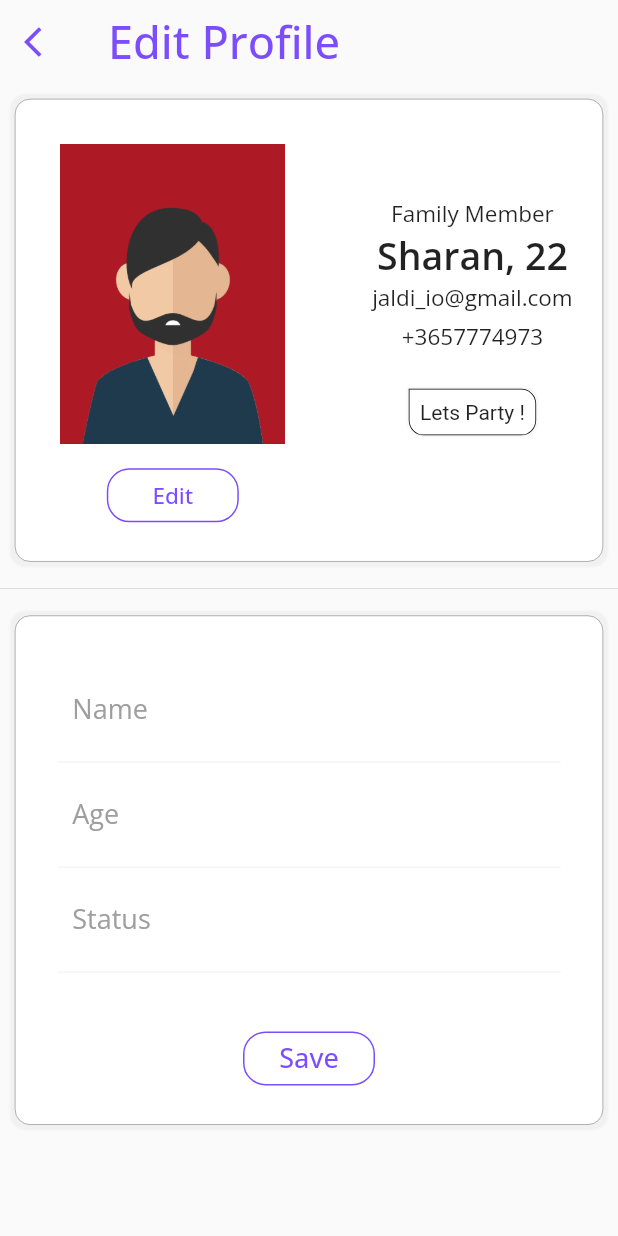
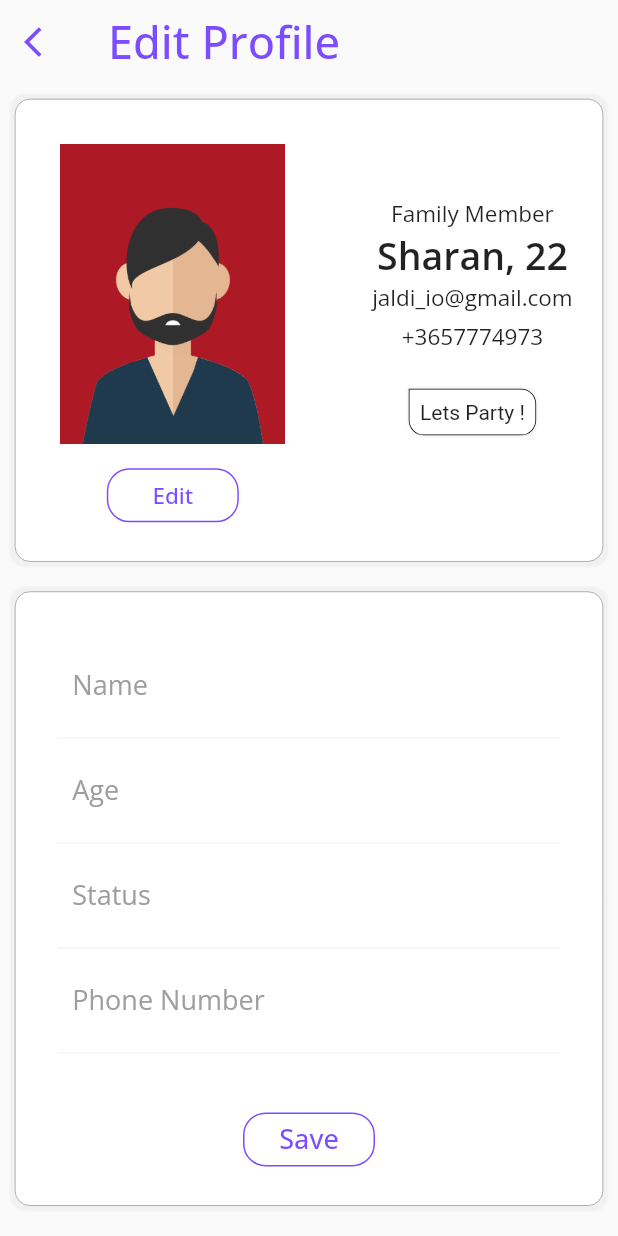
Before and after one commit to sharan-rohit-raj/jaldiio, a Flutter app: the screen it shows once a user with an empty profile is signed in, in the side drawer, after a tap on "Edit Profile", on a phone screen of 412 x 824 dp. Run offline on Flutter 3.47's test engine with Material 2 defaults, Android fonts, the phone set to English and light mode, and no system bars; our stand-ins replace carousel_slider, firebase_auth, flutter_spinkit, google_fonts, simple_animations; accounts and stored records are empty.

Commit message:
Fixed Layout issue for Edit Profile

```diff
--- a/lib/EditProfile.dart
+++ b/lib/EditProfile.dart
@@ -11,6 +11,7 @@ class _EditProfileState extends State<EditProfile> {
   @override
   Widget build(BuildContext context) {
     return Scaffold(
+      resizeToAvoidBottomInset: false,
       appBar: AppBar(
         title: Text(
           "Edit Profile",
@@ -29,7 +30,8 @@ class _EditProfileState extends State<EditProfile> {
           },
         ),
       ),
-      body: Column(
+      body: SingleChildScrollView(
+          child: Column(
           children: <Widget>[
             Container(
               padding: EdgeInsets.all(20),
@@ -138,7 +140,7 @@ class _EditProfileState extends State<EditProfile> {
                 ],
               ),
             ),
-          Divider(),
+
             Container(
               padding: EdgeInsets.all(20),
               margin: EdgeInsets.all(10),
@@ -254,6 +256,33 @@ class _EditProfileState extends State<EditProfile> {
 //                              setState(() => password = val);
                                 },
                               ),
+                            ),
+                                                        Container(
+                              padding: EdgeInsets.all(10.0),
+                              decoration: BoxDecoration(
+                                border: Border(
+                                  bottom: BorderSide(
+                                    color: Colors.grey[100],
+                                  ),
+                                ),
+                              ),
+                              child: TextFormField(
+                                decoration: InputDecoration(
+                                  border: InputBorder.none,
+                                  hintText: "Phone Number",
+                                  hintStyle: TextStyle(color: Colors.grey),
+                                ),
+                                style: GoogleFonts.openSans(
+                                  fontSize: 18,
+                                  color: Colors.black
+                                ),
+                                validator: (val) => val.length < 7
+                                    ? 'Enter a valid phone number'
+                                    : null,
+                                onChanged: (val) {
+//                              setState(() => password = val);
+                                },
+                              ),
                             )
                           ],
                         ),
@@ -278,6 +307,7 @@ class _EditProfileState extends State<EditProfile> {
             ),
           ],
         ),
+      ),
     );
   }
 }
```
Also changed, not shown: 3 other files. Lines whose indentation alone changed are shown as unchanged.
